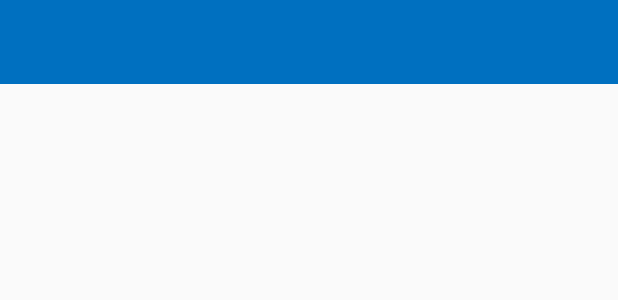
After one commit to jameszimi/Food_And_Running, an Android app: the layout activity_add_calorie.xml on its own in the app's theme, with its tools: preview values and no code run, on a phone screen of 412 x 824 dp. The commit adds this screen. Shown: the top 300 px of the screen. Run offline under Robolectric (Android 15) with nearby library versions, the phone set to English and light mode, and no system bars.

```diff
--- a/app/src/main/AndroidManifest.xml
+++ b/app/src/main/AndroidManifest.xml
@@ -9,6 +9,8 @@
             android:roundIcon="@mipmap/ic_launcher_round"
             android:supportsRtl="true"
             android:theme="@style/Theme.AppCompat.Light.NoActionBar">
+        <activity android:name=".AddCalorieActivity">
+        </activity>
         <activity android:name=".AddfoodActivity">
         </activity>
         <activity
--- /dev/null
+++ b/app/src/main/res/layout/activity_add_calorie.xml
@@ -0,0 +1,21 @@
+<?xml version="1.0" encoding="utf-8"?>
+<android.support.constraint.ConstraintLayout
+        xmlns:android="http://schemas.android.com/apk/res/android"
+        xmlns:tools="http://schemas.android.com/tools"
+        xmlns:app="http://schemas.android.com/apk/res-auto"
+        android:layout_width="match_parent"
+        android:layout_height="match_parent"
+        tools:context=".AddCalorieActivity">
+
+    <include android:layout_width="0dp"
+             android:layout_height="wrap_content"
+             layout="@layout/main_toolbar"
+             android:layout_marginBottom="100dp"
+             app:layout_constraintEnd_toEndOf="parent"
+             app:layout_constraintBottom_toTopOf="@+id/listview_dynamic"
+             app:layout_constraintTop_toTopOf="parent"
+             app:layout_constraintStart_toStartOf="parent"
+             app:layout_constraintHorizontal_bias="0.0"
+             app:layout_constraintVertical_bias="0.0"/>
+
+</android.support.constraint.ConstraintLayout>
--- a/app/src/main/res/layout/activity_searchfood.xml
+++ b/app/src/main/res/layout/activity_searchfood.xml
@@ -9,7 +9,7 @@
 
     <include android:layout_width="0dp"
              android:layout_height="wrap_content"
-             layout="@layout/main_toolbar" android:id="@+id/include2" android:layout_marginBottom="100dp"
+             layout="@layout/main_toolbar"  android:layout_marginBottom="100dp"
              app:layout_constraintEnd_toEndOf="parent" app:layout_constraintBottom_toTopOf="@+id/listview_dynamic"
              app:layout_constraintTop_toTopOf="parent" app:layout_constraintStart_toStartOf="parent"
              app:layout_constraintHorizontal_bias="0.0" app:layout_constraintVertical_bias="0.0"/>
@@ -34,8 +34,8 @@
             android:layout_height="40dp" app:srcCompat="@drawable/img_518926"
             android:id="@+id/imageView3"
             app:layout_constraintStart_toEndOf="@+id/textView12"
-            android:layout_marginTop="12dp" app:layout_constraintTop_toBottomOf="@+id/include2"
-            android:layout_marginStart="160dp"/>
+            android:layout_marginStart="160dp" app:layout_constraintTop_toTopOf="@+id/textView12"
+            app:layout_constraintBottom_toTopOf="@+id/searchView" app:layout_constraintVertical_bias="1.0"/>
     <ListView
             android:layout_width="315dp"
             android:layout_height="0dp"
```
Also changed, not shown: app/src/main/java/com/example/james/foodandrunning/AddCalorieActivity.kt (added, +12 -0 lines), app/src/main/java/com/example/james/foodandrunning/SearchFood.kt (+36 -21 lines).
